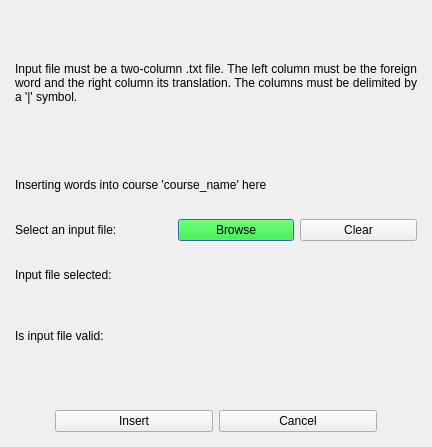
First picture: the form in src/gui/insert_from_file_window.ui, repository tombranfield/spaced_repeating_vocabulary, before the edit.
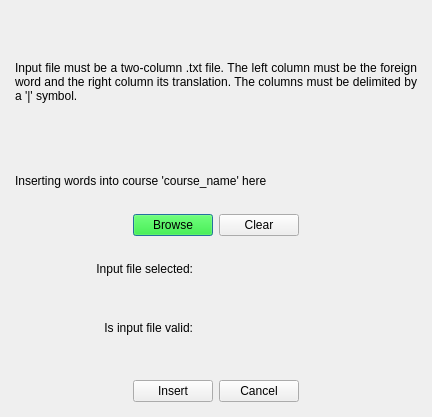
Second picture: the form after the edit.

Commit message: Layout improvements to insert_from_file_window

Diff of the .ui file:
```diff
--- a/src/gui/insert_from_file_window.ui
+++ b/src/gui/insert_from_file_window.ui
@@ -7,7 +7,7 @@
     <x>0</x>
     <y>0</y>
     <width>432</width>
-    <height>447</height>
+    <height>417</height>
    </rect>
   </property>
   <property name="windowTitle">
@@ -80,20 +80,13 @@
    </item>
    <item>
     <layout class="QHBoxLayout" name="horizontalLayout_2">
-     <item>
-      <widget class="QLabel" name="label_4">
-       <property name="text">
-        <string>Select an input file:</string>
-       </property>
-      </widget>
-     </item>
      <item>
       <spacer name="horizontalSpacer_3">
        <property name="orientation">
         <enum>Qt::Horizontal</enum>
        </property>
        <property name="sizeType">
-        <enum>QSizePolicy::Preferred</enum>
+        <enum>QSizePolicy::Expanding</enum>
        </property>
        <property name="sizeHint" stdset="0">
         <size>
@@ -120,6 +113,19 @@
        </property>
       </widget>
      </item>
+     <item>
+      <spacer name="horizontalSpacer_6">
+       <property name="orientation">
+        <enum>Qt::Horizontal</enum>
+       </property>
+       <property name="sizeHint" stdset="0">
+        <size>
+         <width>40</width>
+         <height>20</height>
+        </size>
+       </property>
+      </spacer>
+     </item>
     </layout>
    </item>
    <item>
@@ -129,6 +135,9 @@
        <property name="text">
         <string>Input file selected:</string>
        </property>
+       <property name="alignment">
+        <set>Qt::AlignRight|Qt::AlignTrailing|Qt::AlignVCenter</set>
+       </property>
       </widget>
      </item>
      <item>
@@ -163,6 +172,9 @@
        <property name="text">
         <string>Is input file valid:</string>
        </property>
+       <property name="alignment">
+        <set>Qt::AlignRight|Qt::AlignTrailing|Qt::AlignVCenter</set>
+       </property>
       </widget>
      </item>
      <item>
@@ -201,7 +213,7 @@
      <property name="sizeHint" stdset="0">
       <size>
        <width>20</width>
-       <height>40</height>
+       <height>20</height>
       </size>
      </property>
     </spacer>
@@ -214,7 +226,7 @@
         <enum>Qt::Horizontal</enum>
        </property>
        <property name="sizeType">
-        <enum>QSizePolicy::Preferred</enum>
+        <enum>QSizePolicy::MinimumExpanding</enum>
        </property>
        <property name="sizeHint" stdset="0">
         <size>
@@ -244,7 +256,7 @@
         <enum>Qt::Horizontal</enum>
        </property>
        <property name="sizeType">
-        <enum>QSizePolicy::Preferred</enum>
+        <enum>QSizePolicy::MinimumExpanding</enum>
        </property>
        <property name="sizeHint" stdset="0">
         <size>
```
The commit also changes 2 other files.
